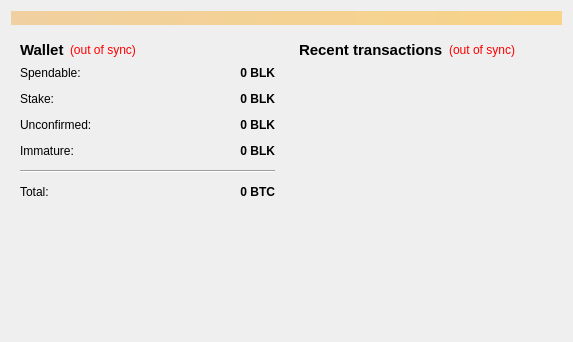
This is src/qt/forms/overviewpage.ui in ciip-96/xoat as Qt 5 draws it before an edit. The edited form follows.
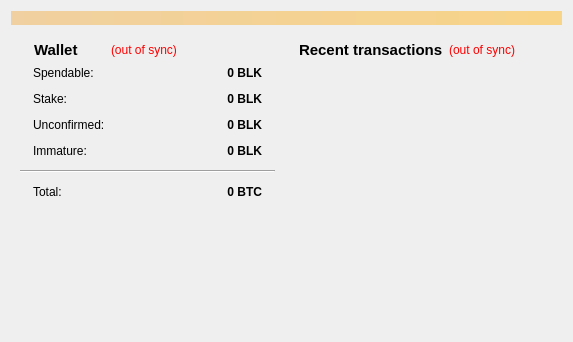
This is the edited form. Icons and pictures are not drawn.

Commit message: set Dashboard/Overviewpage images as background

The edit to the form file:
```diff
--- a/src/qt/forms/overviewpage.ui
+++ b/src/qt/forms/overviewpage.ui
@@ -36,7 +36,18 @@
      <item>
       <layout class="QVBoxLayout" name="verticalLayout_2">
        <item>
-        <widget class="QWidget" name="widget" native="true">
+        <widget class="QWidget" name="summary" native="true">
+         <property name="styleSheet">
+          <string notr="true">.QWidget#summary{
+	border-image: url(:/images/dashboard_summary) 0 0 0 0 stretch stretch;
+
+}
+.QWidget .QLabel{
+	margin-left: 10px;
+	margin-right: 10px;
+	background-color: none;
+}</string>
+         </property>
          <layout class="QVBoxLayout" name="verticalLayout_4">
           <item>
            <layout class="QHBoxLayout" name="horizontalLayout_4">
```
Left out of the diff: 6 changed lines with no effect on the pictures. The commit also changes 1 other file.
